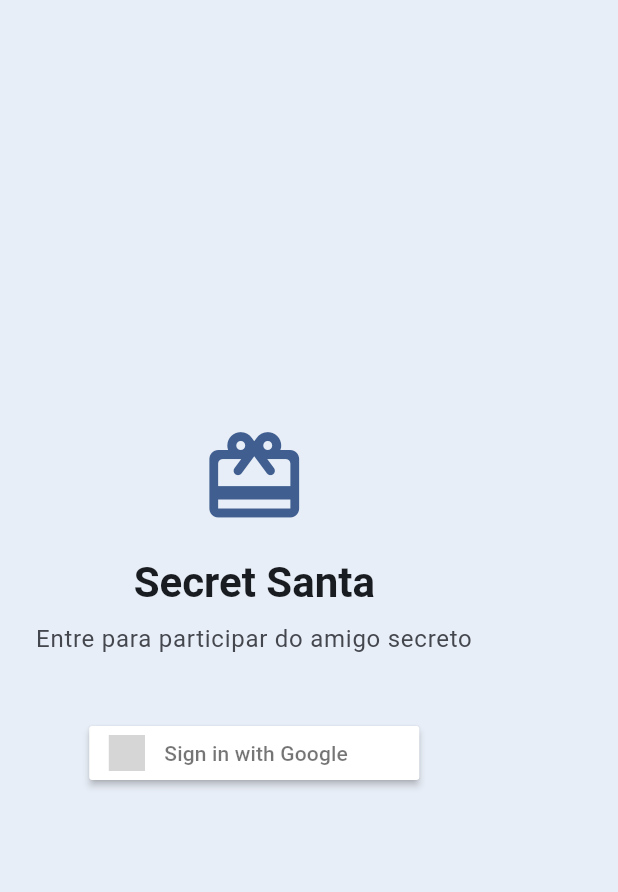
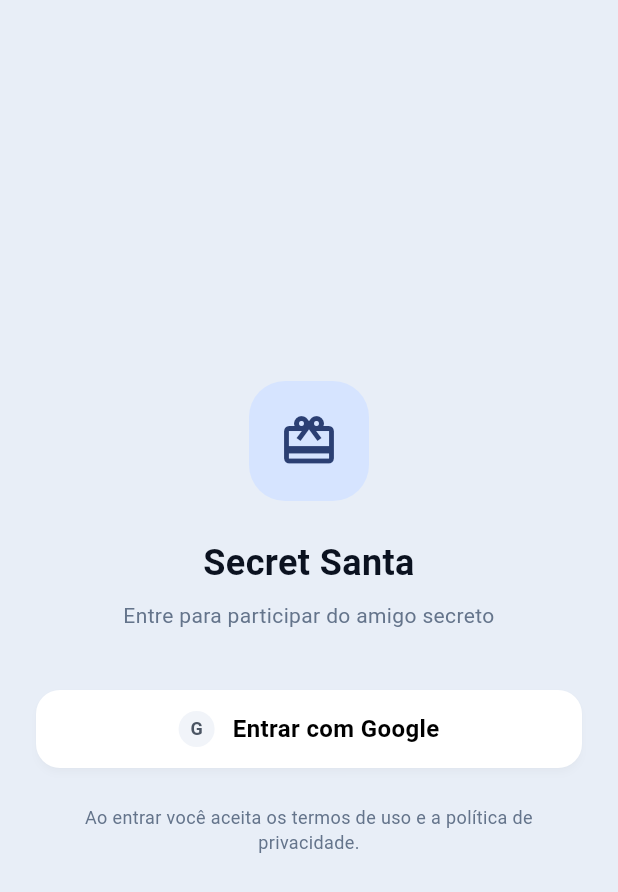
Before and after one commit to biroska/secret_santa, a Flutter app: the screen it shows after launch, on a phone screen of 412 x 824 dp. Shown: the top 892 px of the screen. Run offline on Flutter 3.47's test engine with Material 3 defaults, Android fonts, the phone set to English and light mode, and no system bars; drawn by our look-alikes of sign_in_button; our stand-ins replace cached_network_image, cloud_firestore, cloud_functions, firebase_auth, firebase_core, go_router and 3 more; missing offline and left inert: mobile_scanner; accounts and stored records are empty; grey boxes are pictures that could not be loaded.

Commit message:
Melhoria layout tela de login

```diff
--- a/lib/features/auth/presentation/login_screen.dart
+++ b/lib/features/auth/presentation/login_screen.dart
@@ -6,7 +6,8 @@ import 'package:secret_santa/utils/app_routes.dart';
 
 import '../data/google_auth_api.dart';
 import '../data/google_auth_service.dart';
-import 'package:sign_in_button/sign_in_button.dart';
+import '../../../theme/app_colors.dart';
+import 'widgets/google_sign_in_button.dart';
 
 class LoginScreen extends StatefulWidget {
   const LoginScreen({super.key, required this.auth, this.pendingEventId});
@@ -44,7 +45,7 @@ class _LoginScreenState extends State<LoginScreen> {
         context.go('/event/$pendingEventId', extra: result);
         return;
       }
-      context.go( AppRoutes.HOME, extra: result);
+      context.go(AppRoutes.HOME, extra: result);
     } on FirebaseAuthException catch (e) {
       if (!mounted) return;
       setState(() {
@@ -70,35 +71,50 @@ class _LoginScreenState extends State<LoginScreen> {
   Widget build(BuildContext context) {
     final theme = Theme.of(context);
     final supported = GoogleAuthService.isPlatformSupported;
+    const mutedText = Color(0xFF64748B);
 
     return Scaffold(
+      backgroundColor: AppColors.surfaceTintBlue,
       body: SafeArea(
-        child: Padding(
-          padding: const EdgeInsets.symmetric(horizontal: 24),
+        child: Center(
+          child: SingleChildScrollView(
+            padding: const EdgeInsets.symmetric(horizontal: 24, vertical: 24),
+            child: ConstrainedBox(
+              constraints: const BoxConstraints(maxWidth: 380),
               child: Column(
-            crossAxisAlignment: CrossAxisAlignment.center,
+                mainAxisSize: MainAxisSize.min,
+                crossAxisAlignment: CrossAxisAlignment.stretch,
                 children: [
-              const Spacer(),
-              Icon(
-                Icons.card_giftcard_rounded,
-                size: 72,
-                color: theme.colorScheme.primary,
+                  Center(
+                    child: Container(
+                      width: 80,
+                      height: 80,
+                      decoration: BoxDecoration(
+                        color: const Color(0xFFD6E4FF),
+                        borderRadius: BorderRadius.circular(24),
                       ),
-              const SizedBox(height: 16),
-              Text(
+                      child: const Icon(
+                        Icons.card_giftcard_outlined,
+                        size: 40,
+                        color: Color(0xFF2B3F73),
+                      ),
+                    ),
+                  ),
+                  const SizedBox(height: 24),
+                  const Text(
                     'Secret Santa',
                     textAlign: TextAlign.center,
-                style: theme.textTheme.headlineMedium?.copyWith(
+                    style: TextStyle(
+                      fontSize: 24,
                       fontWeight: FontWeight.bold,
+                      color: Color(0xFF0B1220),
                     ),
                   ),
                   const SizedBox(height: 8),
-              Text(
+                  const Text(
                     'Entre para participar do amigo secreto',
                     textAlign: TextAlign.center,
-                style: theme.textTheme.bodyLarge?.copyWith(
-                  color: theme.colorScheme.onSurfaceVariant,
-                ),
+                    style: TextStyle(fontSize: 14, color: mutedText),
                   ),
                   const SizedBox(height: 40),
                   if (!supported) ...[
@@ -112,7 +128,6 @@ class _LoginScreenState extends State<LoginScreen> {
                     ),
                     const SizedBox(height: 16),
                   ],
-
                   if (_error != null) ...[
                     Text(
                       _error!,
@@ -123,15 +138,19 @@ class _LoginScreenState extends State<LoginScreen> {
                     ),
                     const SizedBox(height: 16),
                   ],
-              SignInButton(
-                Buttons.google,
-                onPressed: () {
-                  _onGoogleSignIn();
-                },
+                  GoogleSignInButton(
+                    isLoading: _loading,
+                    onPressed: _onGoogleSignIn,
                   ),
-              const SizedBox(height: 16),
-              const Spacer(),
+                  const SizedBox(height: 24),
+                  const Text(
+                    'Ao entrar você aceita os termos de uso e a política de privacidade.',
+                    textAlign: TextAlign.center,
+                    style: TextStyle(fontSize: 12, color: mutedText),
+                  ),
                 ],
+              ),
+            ),
           ),
         ),
       ),
--- a/lib/features/auth/presentation/widgets/google_sign_in_button.dart
+++ b/lib/features/auth/presentation/widgets/google_sign_in_button.dart
@@ -5,7 +5,7 @@ class GoogleSignInButton extends StatelessWidget {
     super.key,
     required this.onPressed,
     this.isLoading = false,
-    this.label = 'Entrar com o Google',
+    this.label = 'Entrar com Google',
   });
 
   final VoidCallback? onPressed;
@@ -14,30 +14,52 @@ class GoogleSignInButton extends StatelessWidget {
 
   @override
   Widget build(BuildContext context) {
-    final theme = Theme.of(context);
+    final radius = BorderRadius.circular(16);
 
-    return SizedBox(
-      width: double.infinity,
-      height: 52,
-      child: OutlinedButton.icon(
-        onPressed: isLoading ? null : onPressed,
-        icon: isLoading
-            ? SizedBox(
-                width: 20,
-                height: 20,
-                child: CircularProgressIndicator(
-                  strokeWidth: 2,
-                  color: theme.colorScheme.primary,
+    return Material(
+      color: Colors.white,
+      elevation: 2,
+      shadowColor: Colors.black.withValues(alpha: 0.12),
+      borderRadius: radius,
+      child: InkWell(
+        onTap: isLoading ? null : onPressed,
+        borderRadius: radius,
+        child: SizedBox(
+          width: double.infinity,
+          height: 52,
+          child: Row(
+            mainAxisAlignment: MainAxisAlignment.center,
+            children: [
+              if (isLoading)
+                const SizedBox(
+                  width: 24,
+                  height: 24,
+                  child: CircularProgressIndicator(strokeWidth: 2),
+                )
+              else
+                const CircleAvatar(
+                  radius: 12,
+                  backgroundColor: Color(0xFFF1F4F9),
+                  child: Text(
+                    'G',
+                    style: TextStyle(
+                      fontSize: 12,
+                      fontWeight: FontWeight.w600,
+                      color: Color(0xFF4B5563),
+                    ),
+                  ),
                 ),
-              )
-            : Icon(Icons.login, color: theme.colorScheme.onSurface),
-        label: Text(
-          isLoading ? 'Entrando…' : label,
-          style: theme.textTheme.titleMedium,
-        ),
-        style: OutlinedButton.styleFrom(
-          alignment: Alignment.center,
-          side: BorderSide(color: theme.colorScheme.outline),
+              const SizedBox(width: 12),
+              Text(
+                isLoading ? 'Entrando…' : label,
+                style: const TextStyle(
+                  fontSize: 16,
+                  fontWeight: FontWeight.w600,
+                  color: Colors.black,
+                ),
+              ),
+            ],
+          ),
         ),
       ),
     );
```
Also changed, not shown: 1 other file. Lines whose indentation alone changed are shown as unchanged.
